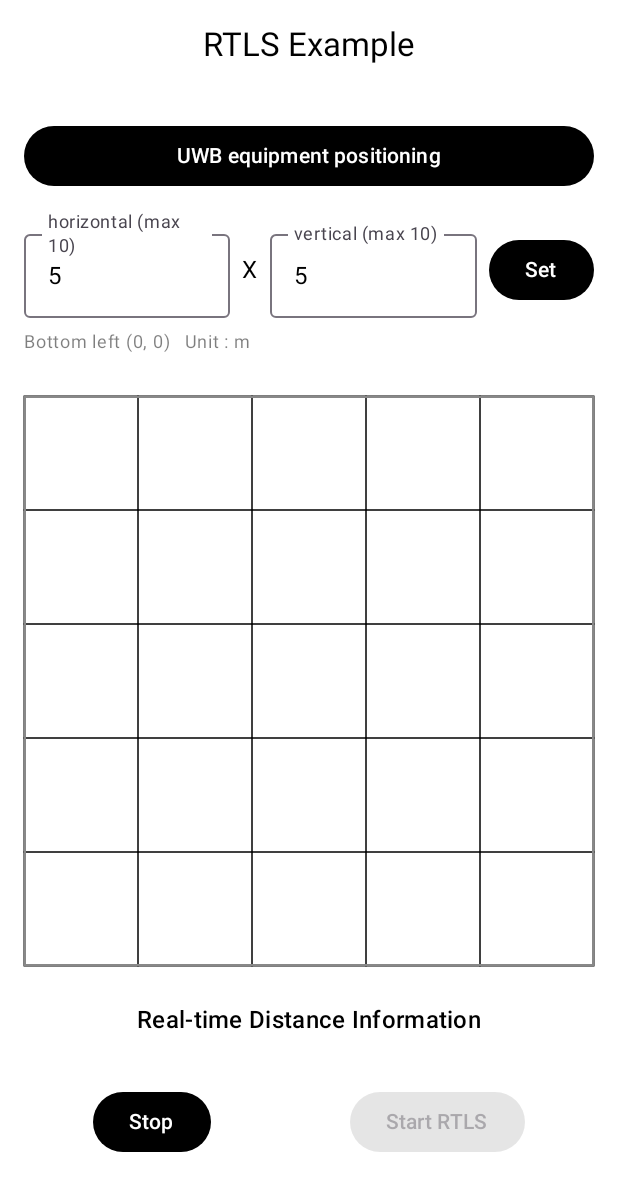
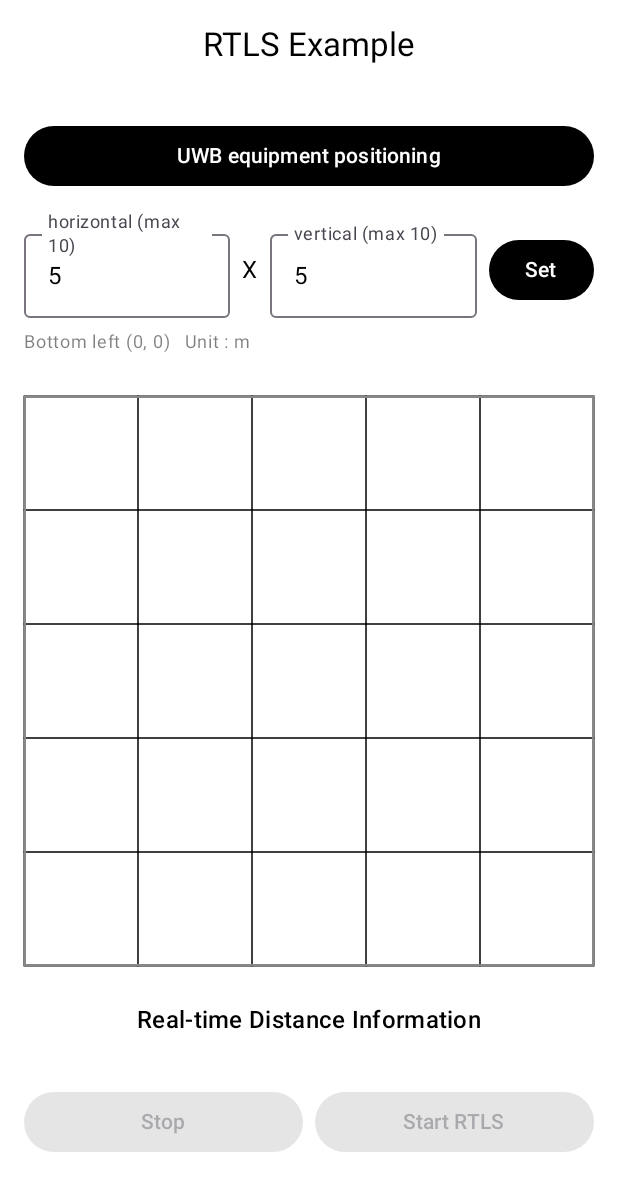
Before and after one commit to freegrowenterprise/SpaceSDK-Android-TestApp, an Android app built with Jetpack Compose: the RTLSPage screen opened through its navigation route, on a phone screen of 412 x 824 dp. Shown: the top 1191 px of the screen. Run offline under Robolectric (Android 15) with nearby library versions, the light colour scheme and no system bars; 2 statements that could not run were skipped.

Commit message:
fix: RTLS Stop 버튼 기능 수정 및 상태 관리 개선
- Stop 버튼 클릭 시 실제로 RTLS가 중지되지 않던 문제 해결
- isRtlsRunning 상태를 ViewModel로 이동하여 화면 재구성에도 상태 유지
- Stop 이후 SDK에서 오는 지연 콜백(onResult, onFail, onDeviceRanging) 무시 처리
- Stop 시 currentRtlsLocation과 anchorDistances 초기화로 이전 데이터 표시 방지
- delayDisconnectSecLimit = 0 파라미터 추가로 즉시 연결 해제
- Stop/Start 버튼 활성화 상태에 따른 색상 구분 (활성: 기본색, 비활성: LightGray)
- 버튼 너비 균등 분배 (weight(1f))
- 변경 파일:
  - DeviceCoordinateViewModel.kt - isRtlsRunning 상태 추가, setCurrentLocation(Offset?) null 허용
  - RTLSPage.kt - 콜백 가드 추가, 상태 초기화, 버튼 UI 개선

💯 Generated by freegrow-git plugin

```diff
--- a/app/src/main/java/com/growspace/testapp/pages/rtls/DeviceCoordinateViewModel.kt
+++ b/app/src/main/java/com/growspace/testapp/pages/rtls/DeviceCoordinateViewModel.kt
@@ -90,7 +90,9 @@ class DeviceCoordinateViewModel : ViewModel() {
     var currentRtlsLocation by mutableStateOf<Offset?>(null)
         private set
 
-    fun setCurrentLocation(offset: Offset) {
+    var isRtlsRunning by mutableStateOf(false)
+
+    fun setCurrentLocation(offset: Offset?) {
         currentRtlsLocation = offset
     }
 
--- a/app/src/main/java/com/growspace/testapp/pages/rtls/RTLSPage.kt
+++ b/app/src/main/java/com/growspace/testapp/pages/rtls/RTLSPage.kt
@@ -234,14 +234,34 @@ fun RTLSPage(navController: NavHostController, viewModel: DeviceCoordinateViewMo
         ) {
             Button(
                 modifier = Modifier
-                    .padding(vertical = 8.dp),
-                enabled = !isLoading.value,
+                    .padding(vertical = 8.dp)
+                    .weight(1f),
+                enabled = viewModel.isRtlsRunning,
+                colors = if (viewModel.isRtlsRunning) {
+                    ButtonDefaults.buttonColors()
+                } else {
+                    ButtonDefaults.buttonColors(
+                        containerColor = Color.LightGray,
+                        contentColor = Color.Gray
+                    )
+                },
                 onClick = {
                     haptic.performHapticFeedback(HapticFeedbackType.LongPress)
-                    spaceUWB?.stopUwbRanging()
+                    Log.d("RTLS", "Stop 버튼 클릭")
+                    viewModel.isRtlsRunning = false
+                    isLoading.value = false
+                    viewModel.setCurrentLocation(null)
+                    viewModel.updateAnchorDistances(emptyMap())
+                    spaceUWB?.stopUwbRanging(
+                        onComplete = { result ->
+                            Log.d("RTLS", "stopUwbRanging 완료: $result")
+                        },
+                        delayDisconnectSecLimit = 0
+                    )
                 }) {
                 Text("Stop")
             }
+            Spacer(modifier = Modifier.width(8.dp))
             Button(
                 onClick = {
                     haptic.performHapticFeedback(HapticFeedbackType.LongPress)
@@ -249,6 +269,8 @@ fun RTLSPage(navController: NavHostController, viewModel: DeviceCoordinateViewMo
                         Toast.makeText(context, "Please set the location of UWB equipment first.", Toast.LENGTH_SHORT).show()
                     } else {
                         isLoading.value = true
+                        viewModel.isRtlsRunning = true
+                        Log.d("RTLS", "Start RTLS clicked - isRtlsRunning: ${viewModel.isRtlsRunning}")
 
                         val anchorPositionMap = viewModel.deviceCoordinates
                             .filterKeys { it.startsWith("FGU-") }
@@ -267,7 +289,9 @@ fun RTLSPage(navController: NavHostController, viewModel: DeviceCoordinateViewMo
                             isConnectStrongestSignalFirst = true,
                             filterType = RtlsFilterType.MOVING_AVERAGE,
                             onResult = { result ->
-                                Log.d("RTLS", "결과 위치: ${result.x}, ${result.y}, ${result.z}")
+                                Log.d("RTLS", "onResult - 결과 위치: ${result.x}, ${result.y}, ${result.z}, isRtlsRunning: ${viewModel.isRtlsRunning}")
+                                // Stop 이후 콜백이 오면 무시
+                                if (!viewModel.isRtlsRunning) return@startUwbRtls
 
                                 val x = result.x.toFloat()
                                 val y = result.y.toFloat()
@@ -276,11 +300,15 @@ fun RTLSPage(navController: NavHostController, viewModel: DeviceCoordinateViewMo
                                 isLoading.value = false
                             },
                             onFail = { error ->
-                                Log.e("RTLS", "실패: $error")
+                                Log.e("RTLS", "onFail - 실패: $error, isRtlsRunning: ${viewModel.isRtlsRunning}")
+                                // Stop 이후 콜백이 오면 무시
+                                if (!viewModel.isRtlsRunning) return@startUwbRtls
                                 isLoading.value = false
                             },
                             onDeviceRanging = { distanceMap ->
-                                Log.d("RTLS", "장치 거리: $distanceMap")
+                                Log.d("RTLS", "onDeviceRanging - 장치 거리: $distanceMap, isRtlsRunning: ${viewModel.isRtlsRunning}")
+                                // Stop 이후 콜백이 오면 무시
+                                if (!viewModel.isRtlsRunning) return@startUwbRtls
                                 viewModel.updateAnchorDistances(distanceMap)
                                 isLoading.value = false
                             }
@@ -288,10 +316,14 @@ fun RTLSPage(navController: NavHostController, viewModel: DeviceCoordinateViewMo
                     }
                 },
                 modifier = Modifier
-                    .padding(vertical = 8.dp),
-                enabled = !isLoading.value && !hasNoCoordinates,
-                colors = if (hasNoCoordinates || isLoading.value) {
-                    ButtonDefaults.buttonColors(containerColor = Color.Gray)
+                    .padding(vertical = 8.dp)
+                    .weight(1f),
+                enabled = !viewModel.isRtlsRunning && !hasNoCoordinates,
+                colors = if (viewModel.isRtlsRunning || hasNoCoordinates) {
+                    ButtonDefaults.buttonColors(
+                        containerColor = Color.LightGray,
+                        contentColor = Color.Gray
+                    )
                 } else {
                     ButtonDefaults.buttonColors()
                 }
```
